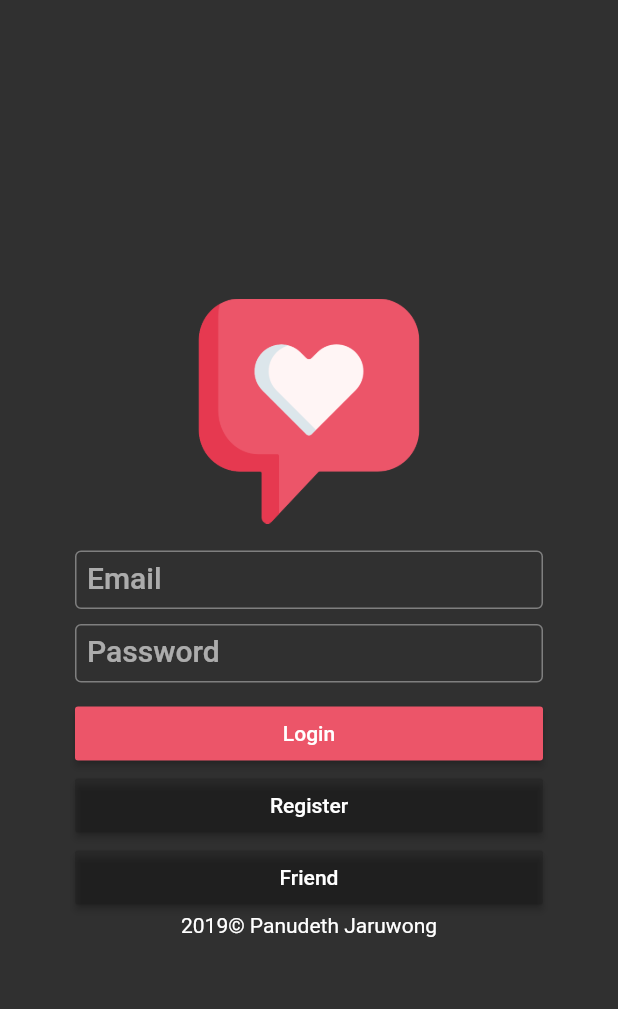
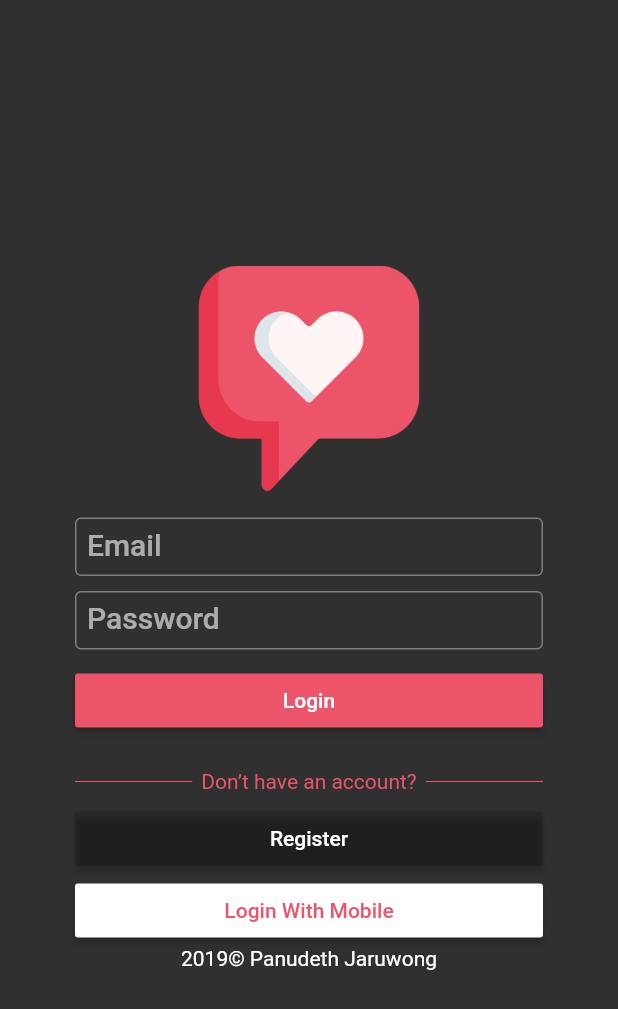
Before and after one commit to Panudeth/hau-chat-app, a Flutter app: the screen it shows after launch, on a phone screen of 412 x 824 dp. Shown: the top 1009 px of the screen. Run offline on Flutter 3.47's test engine with Material 2 defaults, Android fonts, the phone set to English and light mode, and no system bars; our stand-ins replace firebase_auth, splashscreen; accounts and stored records are empty.

Commit message:
add login by mobile

```diff
--- a/lib/main.dart
+++ b/lib/main.dart
@@ -1,6 +1,7 @@
 import 'package:flutter/material.dart';
 import 'package:new_flutter/pages/friends.dart';
 import 'package:new_flutter/pages/home.dart';
+import 'package:new_flutter/pages/phoneRegister.dart';
 import 'package:new_flutter/pages/register.dart';
 
 void main() => runApp(MyApp());
@@ -14,7 +15,8 @@ class MyApp extends StatelessWidget {
       title: 'Sanook',
       routes: {
         '/friend': (context) => FriendsPage(),
-        '/register': (context) => Register()
+        '/register': (context) => Register(),
+        '/phoneregister': (context) =>PhoneRegister()
       },
     );
   }
--- a/lib/pages/friends.dart
+++ b/lib/pages/friends.dart
@@ -34,7 +34,7 @@ class _FriendsState extends State<FriendsPage> {
           title: Text('Friend'),
         ),
         body: RaisedButton(
-            child: Text('OK'),
+            child: Text('LOGOUT'),
             onPressed: () {
               signOut(context);
             })
--- a/lib/pages/home.dart
+++ b/lib/pages/home.dart
@@ -26,6 +26,7 @@ class _HomePageState extends State<HomePage> {
   Future checkAuth(BuildContext context) async {
     FirebaseUser user = await firebaseAuth.currentUser();
     if (user != null) {
+      print(user);
       print("Already singed-in with");
       Navigator.pushReplacementNamed(context, '/friend');
     }
@@ -41,6 +42,20 @@ class _HomePageState extends State<HomePage> {
     }).catchError((error) {
       print(' Error=> $error');
     });
+  }
+
+  Widget buildOtherLine() {
+    return Container(
+        margin: EdgeInsets.only(top: 16),
+        padding: EdgeInsets.fromLTRB(50, 0, 50, 0),
+        child: Row(children: <Widget>[
+          Expanded(child: Divider(color: Color(0xffEC5569))),
+          Padding(
+              padding: EdgeInsets.all(6),
+              child: Text("Don’t have an account?",
+                  style: TextStyle(color: Color(0xffEC5569)))),
+          Expanded(child: Divider(color: Color(0xffEC5569))),
+        ]));
   }
 
   @override
@@ -101,6 +116,7 @@ class _HomePageState extends State<HomePage> {
                     ),
                   ),
                 ),
+                buildOtherLine(),
                 Padding(
                   padding: const EdgeInsets.fromLTRB(50, 0, 50, 0),
                   child: ButtonTheme(
@@ -108,6 +124,7 @@ class _HomePageState extends State<HomePage> {
                     child: RaisedButton(
                       child: Text('Register'),
                       onPressed: () {
+                        Navigator.pushNamed(context, '/register');
                         // Navigator.pushReplacementNamed(context, '/friend'); // with out back arrow
 //                        Navigator.push(
 //                            context,
@@ -123,16 +140,18 @@ class _HomePageState extends State<HomePage> {
                   child: ButtonTheme(
                     minWidth: double.infinity,
                     child: RaisedButton(
-                      child: Text('Friend'),
+                      child: Text(
+                        'Login With Mobile',
+                        style: TextStyle(color: Color(0xffEC5569)),
+                      ),
                       onPressed: () {
-                        Navigator.pushReplacementNamed(
-                            context, '/friend'); // with out back arrow
+                        Navigator.pushReplacementNamed(context, '/phoneregister');
 //                        Navigator.push(
 //                            context,
 //                            MaterialPageRoute(
 //                                builder: (context) => FriendsPage()));
                       },
-                      color: Colors.black12,
+                      color: Colors.white,
                     ),
                   ),
                 )
--- a/pubspec.yaml
+++ b/pubspec.yaml
@@ -26,6 +26,7 @@ dependencies:
   firebase_analytics: ^5.0.2
   firebase_core: ^0.4.0+9
   firebase_auth: ^0.14.0+5
+  splashscreen: any
 
 dev_dependencies:
   flutter_test:
@@ -45,6 +46,7 @@ flutter:
   assets:
     - images/logo.png
     - images/love.png
+    - images/bgloading.jpg
   #  - images/a_dot_ham.jpeg
   # An image asset can refer to one or more resolution-specific "variants", see
   # https://flutter.dev/assets-and-images/#resolution-aware.
```
Also changed, not shown: lib/pages/phoneRegister.dart (added, +193 -0 lines), lib/pages/splash_page.dart (added, +22 -0 lines), images/bgloading.jpg (added), pubspec.lock, 2 other files.
